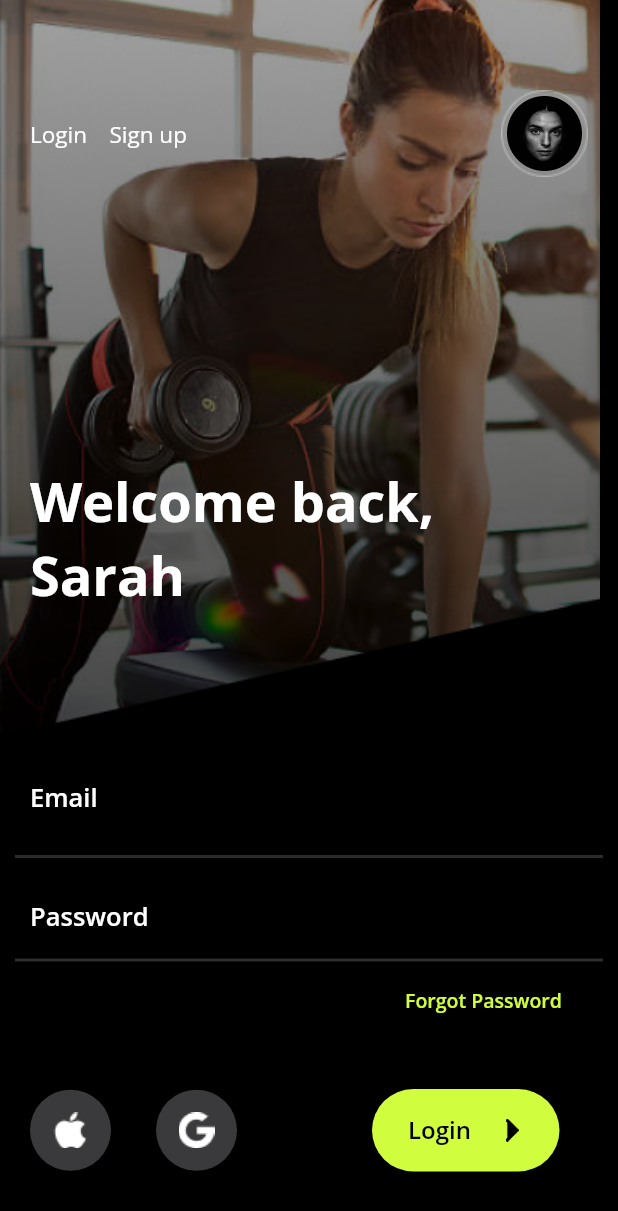
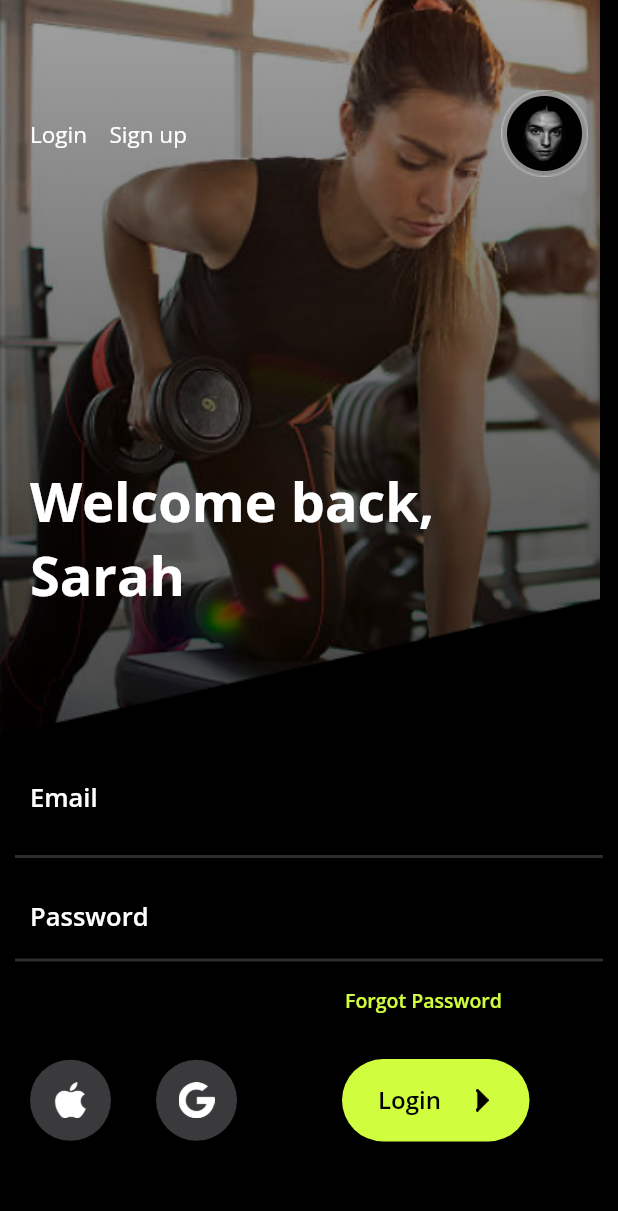
Before and after one commit to Sarvaiya1314/fitness_app, a Flutter app: the screen it shows after launch, on a phone screen of 412 x 824 dp. Shown: the top 1211 px of the screen. Run offline on Flutter 3.47's test engine with Material 2 defaults, Android fonts, the phone set to English and light mode, and no system bars.

Commit message:
c
change

```diff
--- a/lib/chirag/workout_categories_screen.dart
+++ b/lib/chirag/workout_categories_screen.dart
@@ -1,3 +1,4 @@
+import 'package:fitness_app/common/appbar_common.dart';
 import 'package:fitness_app/common/categoris_common.dart';
 import 'package:flutter/material.dart';
 
--- a/lib/esha/login_screen.dart
+++ b/lib/esha/login_screen.dart
@@ -135,7 +135,7 @@ class _LoginScreenState extends State<LoginScreen> {
             height: 10,
           ),
           const Padding(
-            padding: EdgeInsets.only(left: 270),
+            padding: EdgeInsets.only(left: 230),
             child: Text(
               "Forgot Password",
               style: TextStyle(
@@ -146,7 +146,7 @@ class _LoginScreenState extends State<LoginScreen> {
               ),
             ),
           ),
-          const SizedBox(height: 50),
+          const SizedBox(height: 30),
           Padding(
             padding: const EdgeInsets.only(left: 20),
             child: Row(
@@ -158,11 +158,11 @@ class _LoginScreenState extends State<LoginScreen> {
                     color: Color(0xFF3A3A3C),
                     shape: BoxShape.circle,
                   ),
-                  child: const Image(
-                    height: 10,
-                    width: 12,
-                    image: AssetImage("assets/image/chirag/E_Apple.png"),
-                    //fit: BoxFit.contain,
+                  child: Padding(
+                    padding: const EdgeInsets.all(15),
+                    child: Image.asset(
+                      'assets/image/chirag/E_Apple.png',
+                    ),
                   ),
                 ),
                 const SizedBox(width: 30),
@@ -173,14 +173,12 @@ class _LoginScreenState extends State<LoginScreen> {
                     color: Color(0xFF3A3A3C),
                     shape: BoxShape.circle,
                   ),
-                  child: const Image(
-                    height: 7,
-                    width: 8,
-                    image: AssetImage("assets/image/chirag/E_Google.png"),
-                    fit: BoxFit.scaleDown,
+                  child: Padding(
+                    padding: const EdgeInsets.all(15),
+                    child: Image.asset('assets/image/chirag/E_Google.png'),
                   ),
                 ),
-                const SizedBox(width: 90),
+                const SizedBox(width: 70),
                 const AppButton(
                   width: 125,
                   isIcon: true,
```
Also changed, not shown: assets/image/chirag/E_Apple.png, assets/image/chirag/E_Google.png.
